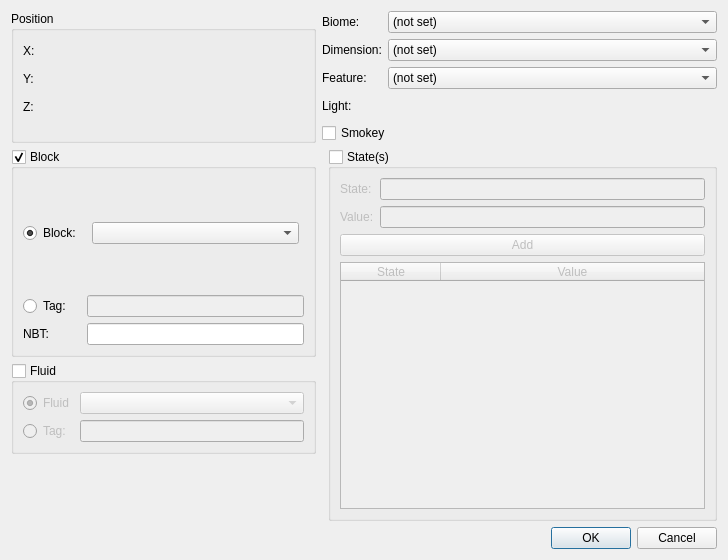
This is src/locationconditiondialog.ui in IoeCmcomc/MCDatapacker as Qt 5 draws it before an edit. The edited form follows.
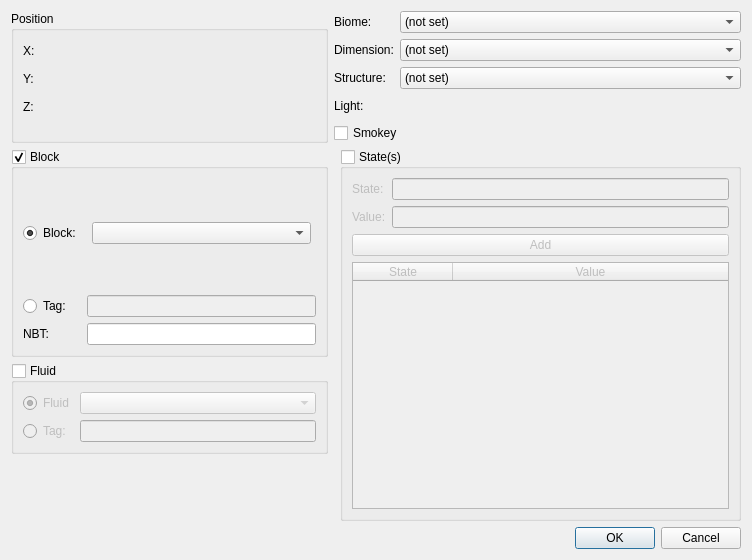
This is the edited form. Icons and pictures are not drawn. Custom widgets are drawn as their Qt base class.

```diff
--- a/src/locationconditiondialog.ui
+++ b/src/locationconditiondialog.ui
@@ -6,7 +6,7 @@
    <rect>
     <x>0</x>
     <y>0</y>
-    <width>728</width>
+    <width>752</width>
     <height>560</height>
    </rect>
   </property>
@@ -189,7 +189,7 @@
      <item row="2" column="0">
       <widget class="QLabel" name="label_3">
        <property name="text">
-        <string>Feature:</string>
+        <string>Structure:</string>
        </property>
        <property name="buddy">
         <cstring>featureCombo</cstring>
```
